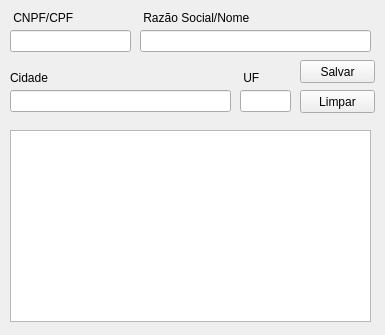
This is Forms/frm_cadastro_cliente.ui in luissantananet/SistCotacao as Qt 5 draws it before an edit. The edited form follows.
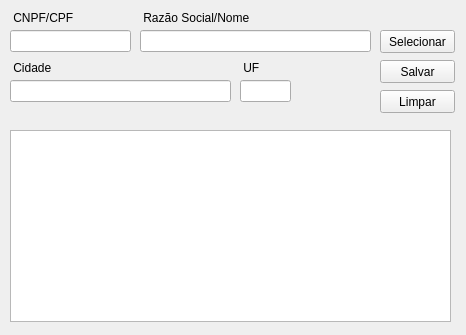
This is the edited form. Icons and pictures are not drawn.

Commit message: atualização da pesquisa do cliente

```diff
--- a/Forms/frm_cadastro_cliente.ui
+++ b/Forms/frm_cadastro_cliente.ui
@@ -6,7 +6,7 @@
    <rect>
     <x>0</x>
     <y>0</y>
-    <width>385</width>
+    <width>466</width>
     <height>335</height>
    </rect>
   </property>
@@ -24,7 +24,7 @@
   </property>
   <property name="maximumSize">
    <size>
-    <width>385</width>
+    <width>466</width>
     <height>335</height>
    </size>
   </property>
@@ -39,7 +39,7 @@
    <widget class="QPushButton" name="btn_salvar">
     <property name="geometry">
      <rect>
-      <x>300</x>
+      <x>380</x>
       <y>60</y>
       <width>75</width>
       <height>23</height>
@@ -63,7 +63,7 @@
     <property name="geometry">
      <rect>
       <x>10</x>
-      <y>90</y>
+      <y>80</y>
       <width>221</width>
       <height>22</height>
      </rect>
@@ -76,13 +76,13 @@
     <property name="geometry">
      <rect>
       <x>10</x>
-      <y>70</y>
+      <y>60</y>
       <width>141</width>
       <height>16</height>
      </rect>
     </property>
     <property name="text">
-     <string>Cidade</string>
+     <string> Cidade</string>
     </property>
    </widget>
    <widget class="QLineEdit" name="edt_cnpj">
@@ -128,7 +128,7 @@
     <property name="geometry">
      <rect>
       <x>240</x>
-      <y>90</y>
+      <y>80</y>
       <width>51</width>
       <height>22</height>
      </rect>
@@ -141,7 +141,7 @@
     <property name="geometry">
      <rect>
       <x>240</x>
-      <y>70</y>
+      <y>60</y>
       <width>51</width>
       <height>16</height>
      </rect>
@@ -153,7 +153,7 @@
    <widget class="QPushButton" name="btn_limpar">
     <property name="geometry">
      <rect>
-      <x>300</x>
+      <x>380</x>
       <y>90</y>
       <width>75</width>
       <height>23</height>
@@ -168,11 +168,24 @@
      <rect>
       <x>10</x>
       <y>130</y>
-      <width>361</width>
+      <width>441</width>
       <height>192</height>
      </rect>
     </property>
    </widget>
+   <widget class="QPushButton" name="btn_selecionar">
+    <property name="geometry">
+     <rect>
+      <x>380</x>
+      <y>30</y>
+      <width>75</width>
+      <height>23</height>
+     </rect>
+    </property>
+    <property name="text">
+     <string>Selecionar</string>
+    </property>
+   </widget>
   </widget>
  </widget>
  <resources/>
```
The commit also changes 1 other file.
